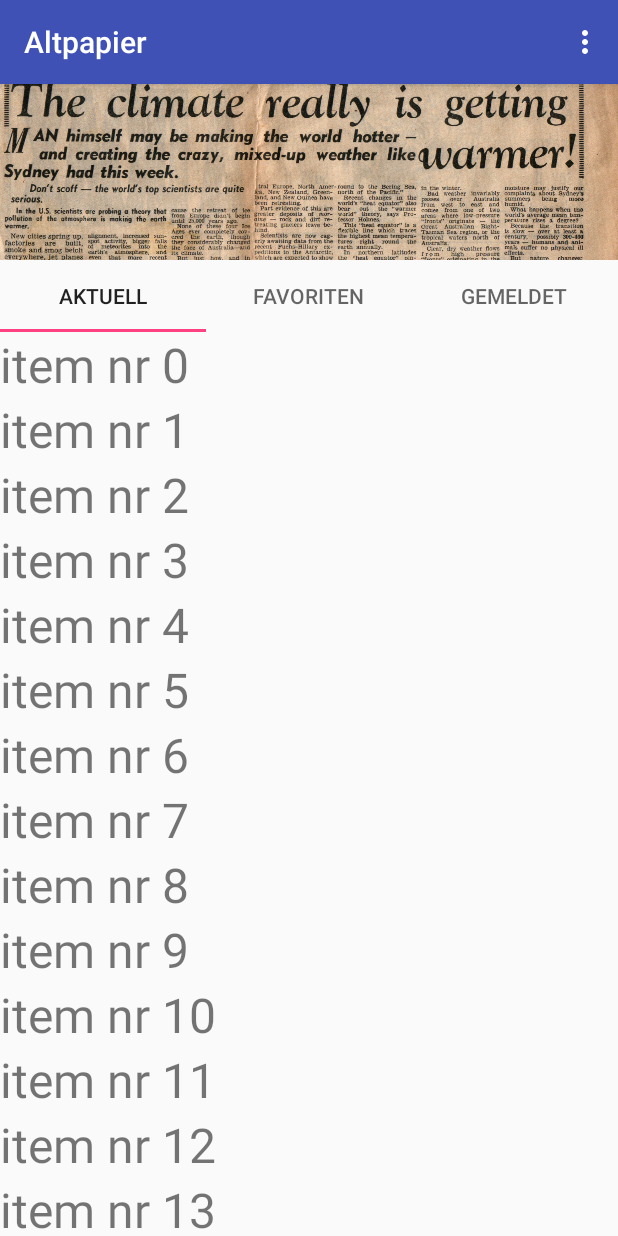
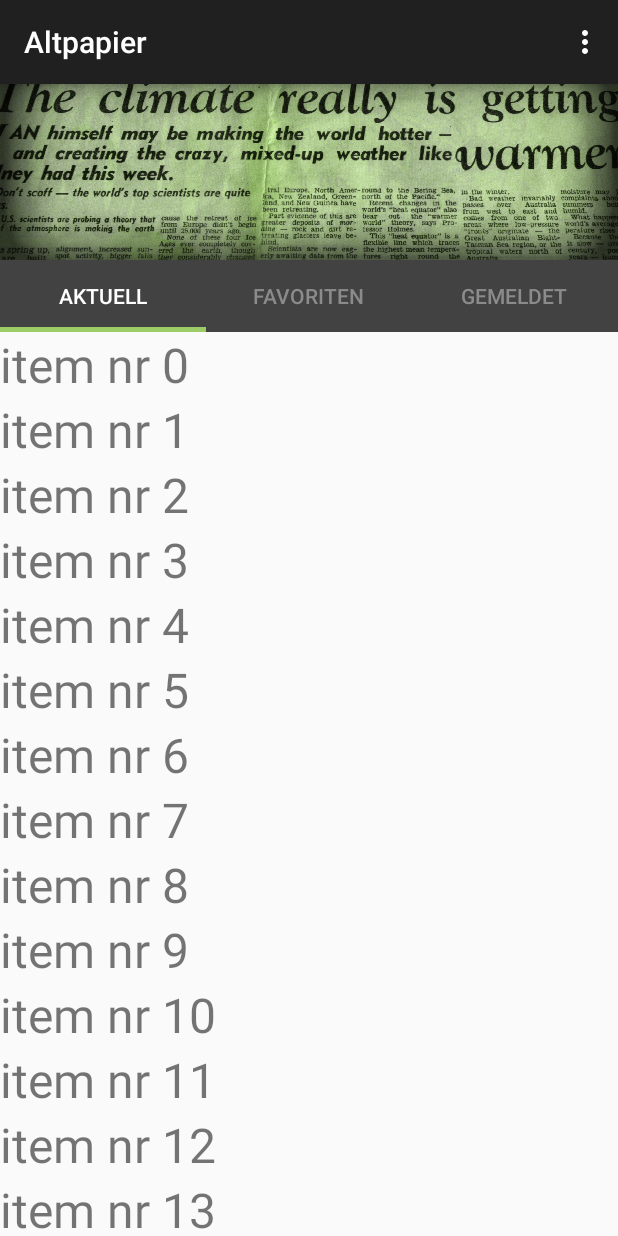
Before and after one commit to mariabecker/OldNews, an Android app: the screen it shows after launch (MainActivity), on a phone screen of 412 x 824 dp. Run offline under Robolectric (Android 15) with nearby library versions, the phone set to English and light mode, and no system bars.

Commit message:
colors and banner

```diff
--- a/app/src/main/res/layout/content_main.xml
+++ b/app/src/main/res/layout/content_main.xml
@@ -29,7 +29,8 @@
             android:scaleType="centerCrop"
             android:cropToPadding="true"
             android:layout_below="@+id/header_text"
-            android:src="@drawable/newspaper_texture2813" />
+            android:contentDescription="@string/banner_img"
+            android:src="@drawable/newspaper_texture2813_gruen" />
 
         <android.support.v4.view.ViewPager
             android:id="@+id/view_pager"
@@ -42,6 +43,9 @@
                 android:layout_width="match_parent"
                 android:layout_height="wrap_content"
                 android:layout_below="@+id/header_image"
+                style="@style/CustomTabLayoutStyle"
+                app:tabTextColor="@color/lightGrey"
+                app:tabSelectedTextColor="@color/white"
                 app:tabMode="fixed">
 
             </android.support.design.widget.TabLayout>
--- a/app/src/main/res/values/colors.xml
+++ b/app/src/main/res/values/colors.xml
@@ -1,6 +1,21 @@
 <?xml version="1.0" encoding="utf-8"?>
 <resources>
-    <color name="colorPrimary">#3F51B5</color>
-    <color name="colorPrimaryDark">#303F9F</color>
-    <color name="colorAccent">#FF4081</color>
+    <color name="colorPrimary">#424242</color>
+    <color name="colorPrimaryDark">#202020</color>
+
+    <color name="primaryColor">#424242</color>
+    <color name="primaryDarkColor">#202020</color>
+    <color name="primaryLightColor">#6d6d6d</color>
+
+    <color name="colorAccent">#9ccc65</color>
+
+    <color name="white">#ffffff</color>
+    <color name="lightGrey">#8b8b8b</color>
+
+    <color name="secondaryColor">#9ccc65</color>
+    <color name="secondaryLightColor">#cfff95</color>
+    <color name="secondaryDarkColor">#6b9b37</color>
+
+    <color name="primaryTextColor">#fff</color>
+    <color name="secondaryTextColor">#000000</color>
 </resources>
--- a/app/src/main/res/values/strings.xml
+++ b/app/src/main/res/values/strings.xml
@@ -4,4 +4,6 @@
     <string name="feed_tab">Aktuell</string>
     <string name="favorites_tab">Favoriten</string>
     <string name="ocr_tab">Gemeldet</string>
+
+    <string name="banner_img">Banner Image</string>
 </resources>
--- a/app/src/main/res/values/styles.xml
+++ b/app/src/main/res/values/styles.xml
@@ -3,9 +3,10 @@
     <!-- Base application theme. -->
     <style name="AppTheme" parent="Theme.AppCompat.Light.DarkActionBar">
         <!-- Customize your theme here. -->
-        <item name="colorPrimary">@color/colorPrimary</item>
+        <item name="colorPrimary">@color/colorPrimaryDark</item>
         <item name="colorPrimaryDark">@color/colorPrimaryDark</item>
         <item name="colorAccent">@color/colorAccent</item>
+    <!--    <item name="android:navigationBarColor">@color/white</item> -->
     </style>
 
     <style name="AppTheme.NoActionBar">
@@ -17,4 +18,15 @@
 
     <style name="AppTheme.PopupOverlay" parent="ThemeOverlay.AppCompat.Light" />
 
+    <style name="CustomTabLayoutStyle" parent="Base.Widget.Design.TabLayout">
+        <item name="tabBackground">@color/primaryColor</item>
+        <item name="tabIndicatorColor">@color/colorAccent</item>
+        <item name="tabIndicatorHeight">3dp</item>
+    </style>
+
+    <style name="CustomTabTextStyle" parent="TextAppearance.Design.Tab">
+        <item name="android:textColor">@color/white</item>
+    </style>
+
+
 </resources>
```
Also changed, not shown: app/src/main/res/drawable/newspaper_texture2813_gruen.jpg (added), app/src/main/res/layout/activity_main.xml (line endings or trailing spaces).
